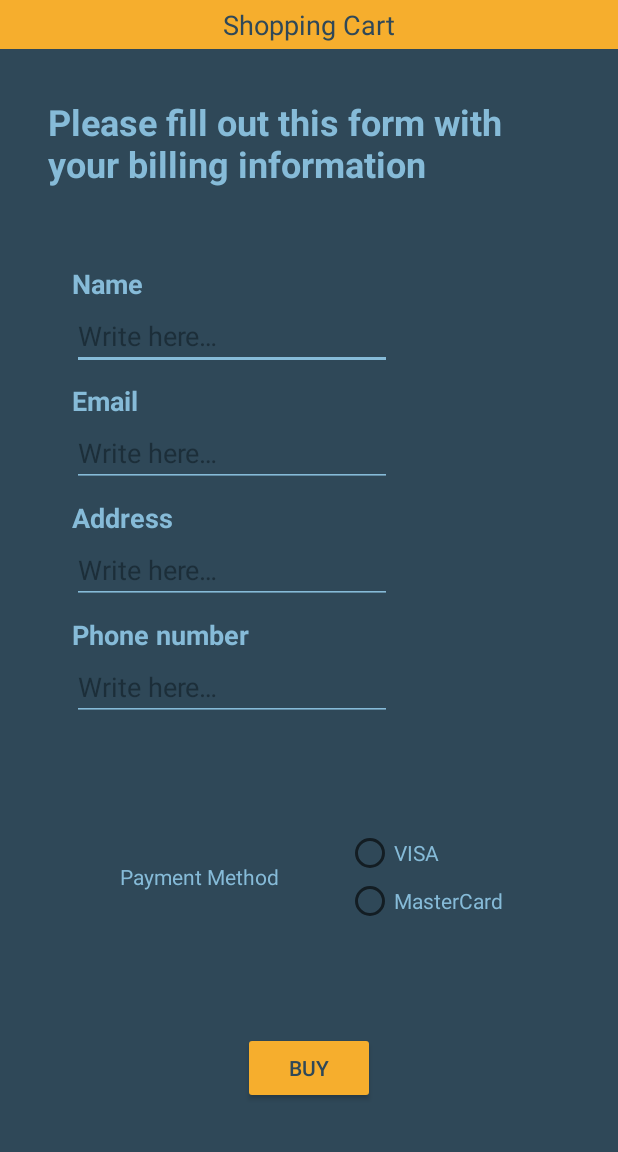
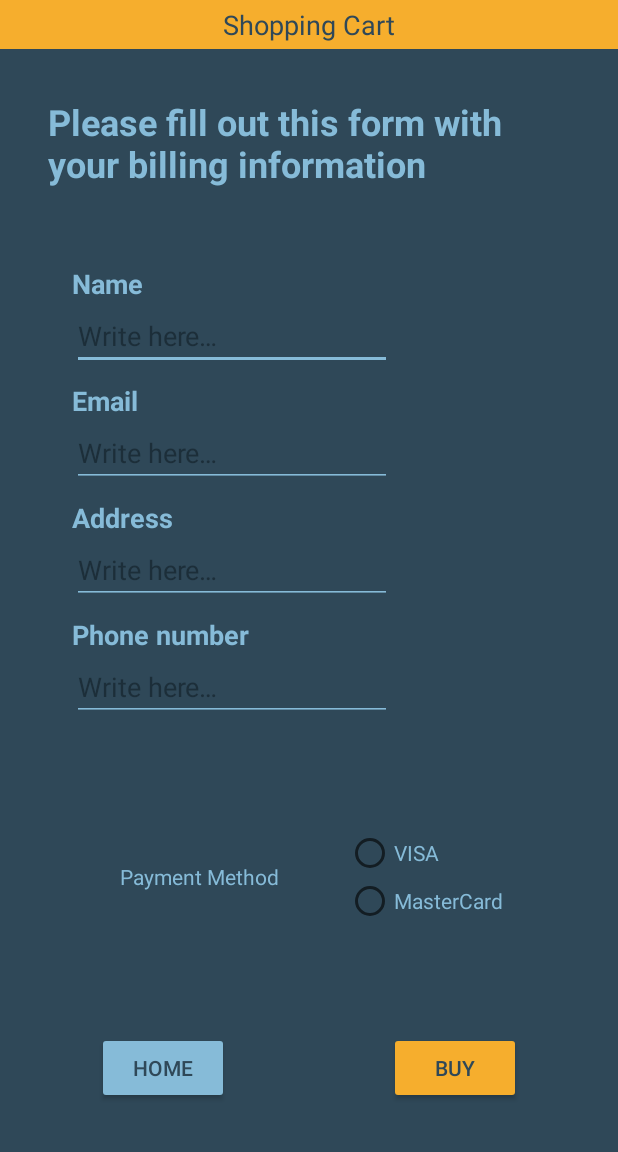
Before and after one commit to JavsJavs/Digital-Store-Android-App, an Android app: the ProcessCart screen opened directly, with no data from a screen before it, on a phone screen of 412 x 824 dp, the part 84-1236 px from its top. Run offline under Robolectric (Android 15) with nearby library versions, the phone set to English and light mode, and no system bars; 1 statement that could not run was skipped.

Commit message:
Fixed process cart, added click on text logo to go home functionality to every page

```diff
--- a/app/src/main/java/com/example/practica2/contact/ContactOption.java
+++ b/app/src/main/java/com/example/practica2/contact/ContactOption.java
@@ -32,7 +32,6 @@ public class ContactOption extends AppCompatActivity {
                 contactClick(v);
             }
         });
-
         TextView textLogo = findViewById(R.id.cubeBusterLogoOption);
         textLogo.setOnClickListener(new View.OnClickListener() {
             @Override
--- a/app/src/main/res/layout/main_order.xml
+++ b/app/src/main/res/layout/main_order.xml
@@ -25,7 +25,7 @@
             app:layout_constraintTop_toTopOf="parent" />
 
         <TextView
-            android:id="@+id/cubeBusterLogoCart"
+            android:id="@+id/cubeBusterLogoOrderCart"
             android:layout_width="wrap_content"
             android:layout_height="wrap_content"
             android:text="@string/app_name"
@@ -293,6 +293,7 @@
             android:textColor="@color/primary_dark"
             app:layout_constraintBottom_toBottomOf="parent"
             app:layout_constraintEnd_toEndOf="parent"
+            app:layout_constraintHorizontal_bias="0.8"
             app:layout_constraintStart_toStartOf="parent"
             tools:targetApi="lollipop" />
 
@@ -307,6 +308,20 @@
             app:layout_constraintStart_toStartOf="parent"
             app:layout_constraintTop_toBottomOf="@+id/formInstructions2" />
 
+        <Button
+            android:id="@+id/cartHomeButton"
+            android:layout_width="wrap_content"
+            android:layout_height="wrap_content"
+            android:text="@string/nd_home"
+            app:layout_constraintBottom_toBottomOf="@+id/buyButton2"
+            app:layout_constraintEnd_toEndOf="parent"
+            app:layout_constraintHorizontal_bias="0.2"
+            app:layout_constraintStart_toStartOf="parent"
+            app:layout_constraintTop_toTopOf="@+id/buyButton2"
+            android:backgroundTint="@color/primary_light"
+            android:textColor="@color/primary_dark"
+            tools:targetApi="lollipop" />
+
     </androidx.constraintlayout.widget.ConstraintLayout>
 
 </androidx.constraintlayout.widget.ConstraintLayout>
```
Also changed, not shown: app/src/main/java/com/example/practica2/cart/ProcessCart.java (+38 -0 lines), app/src/main/java/com/example/practica2/contact/OrderClaim.java (+16 -3 lines).
